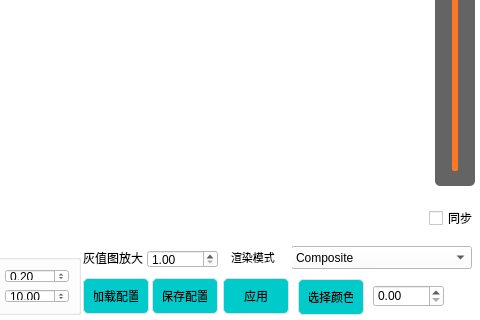
Before: the Qt Designer form Tools/INimage3D/vtkcolorgradient.ui in zyq1569/HealthApp, drawn with Qt 5; both pictures show x 169 to 649 and y 127 to 447 of the 649 by 447 pixel window.
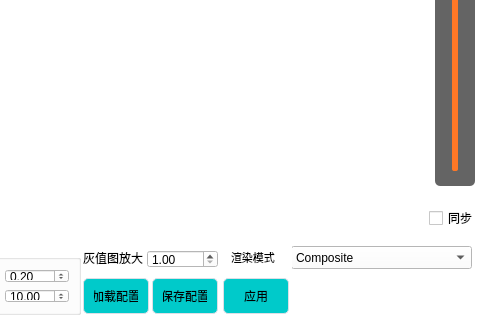
After: the same form once the commit is applied.

Commit message: fine-tune

Patch:
```diff
--- a/Tools/INimage3D/vtkcolorgradient.ui
+++ b/Tools/INimage3D/vtkcolorgradient.ui
@@ -491,51 +491,6 @@
      <string>渲染模式</string>
     </property>
    </widget>
-   <widget class="QPushButton" name="m_selectColor">
-    <property name="geometry">
-     <rect>
-      <x>217</x>
-      <y>39</y>
-      <width>66</width>
-      <height>36</height>
-     </rect>
-    </property>
-    <property name="styleSheet">
-     <string notr="true">QPushButton {
-background-color:  #00caca;
-border: 1px solid #dcdfe6;
-padding: 10px;
-border-radius: 5px;
-}
-
-QPushButton:hover {
-background-color: #ecf5ff;
-color: #409eff;
-}
-
-QPushButton:pressed, QPushButton:checked {
-border: 1px solid #3a8ee6;
-color: #409eff;
-}
-
-#button3 {
-border-radius: 20px;
-}</string>
-    </property>
-    <property name="text">
-     <string>选择颜色</string>
-    </property>
-   </widget>
-   <widget class="QDoubleSpinBox" name="m_isosurfaceSpinBox">
-    <property name="geometry">
-     <rect>
-      <x>292</x>
-      <y>45</y>
-      <width>71</width>
-      <height>22</height>
-     </rect>
-    </property>
-   </widget>
   </widget>
  </widget>
  <resources/>
```
The commit also changes 2 other files.
